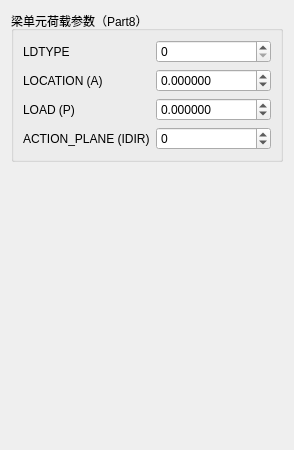
Qt form plugins/Base_PhysicalField/BeamLoadPage.ui (asd977/base_cae) before a commit.
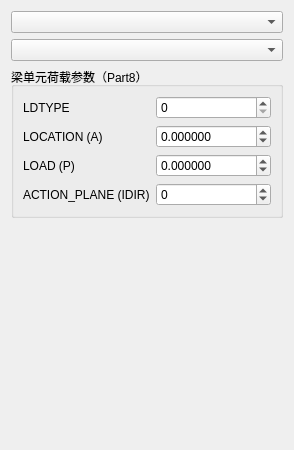
The same form after that commit.

Commit message: Add dim/group dropdown selectors across physical-field load pages

Diff of the .ui file:
```diff
--- a/plugins/Base_PhysicalField/BeamLoadPage.ui
+++ b/plugins/Base_PhysicalField/BeamLoadPage.ui
@@ -14,6 +14,12 @@
    <string>BeamLoadPage</string>
   </property>
   <layout class="QVBoxLayout" name="verticalLayout">
+   <item>
+    <widget class="QComboBox" name="comboBoxDim"/>
+   </item>
+   <item>
+    <widget class="QComboBox" name="comboBoxGroup"/>
+   </item>
    <item>
     <widget class="QGroupBox" name="groupBoxParams">
      <property name="title">
```
The commit also changes 26 other files.
